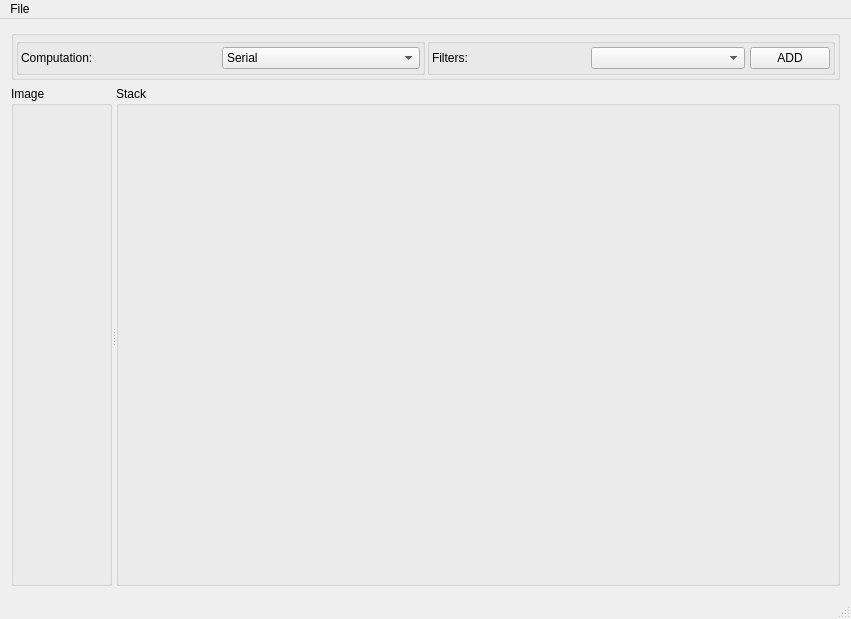
giordi91/parallel_image, file src/ui/forms/base_window.ui: the form before one commit.
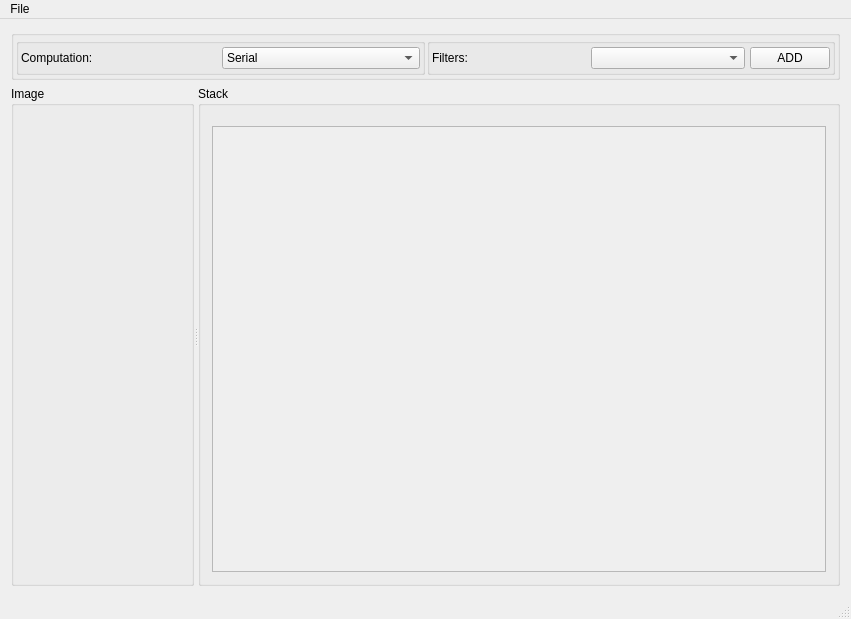
The form after the commit. Custom widgets are drawn as their Qt base class.

Commit message: added basic filter widget and implemented basic widget adding to scroll area

```diff
--- a/src/ui/forms/base_window.ui
+++ b/src/ui/forms/base_window.ui
@@ -14,54 +14,8 @@
    <string>MainWindow</string>
   </property>
   <widget class="QWidget" name="centralWidget">
-   <layout class="QGridLayout" name="gridLayout">
-    <item row="1" column="0">
-     <widget class="QSplitter" name="splitter">
-      <property name="sizePolicy">
-       <sizepolicy hsizetype="Expanding" vsizetype="Expanding">
-        <horstretch>0</horstretch>
-        <verstretch>0</verstretch>
-       </sizepolicy>
-      </property>
-      <property name="orientation">
-       <enum>Qt::Horizontal</enum>
-      </property>
-      <widget class="QGroupBox" name="ImageGB">
-       <property name="sizePolicy">
-        <sizepolicy hsizetype="Expanding" vsizetype="Preferred">
-         <horstretch>0</horstretch>
-         <verstretch>0</verstretch>
-        </sizepolicy>
-       </property>
-       <property name="title">
-        <string>Image</string>
-       </property>
-       <layout class="QVBoxLayout" name="verticalLayout">
-        <item>
-         <widget class="TextureWidget" name="tex_w" native="true"/>
-        </item>
-       </layout>
-      </widget>
-      <widget class="QGroupBox" name="StackGB">
-       <property name="sizePolicy">
-        <sizepolicy hsizetype="Preferred" vsizetype="Minimum">
-         <horstretch>0</horstretch>
-         <verstretch>0</verstretch>
-        </sizepolicy>
-       </property>
-       <property name="minimumSize">
-        <size>
-         <width>200</width>
-         <height>0</height>
-        </size>
-       </property>
-       <property name="title">
-        <string>Stack</string>
-       </property>
-      </widget>
-     </widget>
-    </item>
-    <item row="0" column="0">
+   <layout class="QVBoxLayout" name="verticalLayout_3">
+    <item>
      <widget class="QGroupBox" name="groupBox">
       <property name="sizePolicy">
        <sizepolicy hsizetype="Preferred" vsizetype="Minimum">
@@ -204,6 +158,88 @@
       </layout>
      </widget>
     </item>
+    <item>
+     <widget class="QSplitter" name="splitter">
+      <property name="sizePolicy">
+       <sizepolicy hsizetype="Expanding" vsizetype="Expanding">
+        <horstretch>0</horstretch>
+        <verstretch>0</verstretch>
+       </sizepolicy>
+      </property>
+      <property name="orientation">
+       <enum>Qt::Horizontal</enum>
+      </property>
+      <widget class="QGroupBox" name="ImageGB">
+       <property name="sizePolicy">
+        <sizepolicy hsizetype="Expanding" vsizetype="Preferred">
+         <horstretch>0</horstretch>
+         <verstretch>0</verstretch>
+        </sizepolicy>
+       </property>
+       <property name="title">
+        <string>Image</string>
+       </property>
+       <layout class="QVBoxLayout" name="verticalLayout">
+        <property name="topMargin">
+         <number>20</number>
+        </property>
+        <item>
+         <widget class="TextureWidget" name="tex_w" native="true"/>
+        </item>
+       </layout>
+      </widget>
+      <widget class="QGroupBox" name="StackGB">
+       <property name="sizePolicy">
+        <sizepolicy hsizetype="Preferred" vsizetype="Minimum">
+         <horstretch>0</horstretch>
+         <verstretch>0</verstretch>
+        </sizepolicy>
+       </property>
+       <property name="minimumSize">
+        <size>
+         <width>200</width>
+         <height>0</height>
+        </size>
+       </property>
+       <property name="title">
+        <string>Stack</string>
+       </property>
+       <layout class="QVBoxLayout" name="verticalLayout_2">
+        <property name="topMargin">
+         <number>20</number>
+        </property>
+        <item>
+         <widget class="QScrollArea" name="stackSCL">
+          <property name="widgetResizable">
+           <bool>true</bool>
+          </property>
+          <widget class="QWidget" name="scrollAreaWidgetContents">
+           <property name="geometry">
+            <rect>
+             <x>0</x>
+             <y>0</y>
+             <width>645</width>
+             <height>410</height>
+            </rect>
+           </property>
+           <layout class="QVBoxLayout" name="stack_VL">
+            <property name="leftMargin">
+             <number>4</number>
+            </property>
+            <property name="topMargin">
+             <number>4</number>
+            </property>
+            <property name="rightMargin">
+             <number>4</number>
+            </property>
+           </layout>
+          </widget>
+         </widget>
+        </item>
+       </layout>
+      </widget>
+     </widget>
+    </item>
    </layout>
   </widget>
   <widget class="QMenuBar" name="menuBar">
```
The commit also changes 8 other files.
